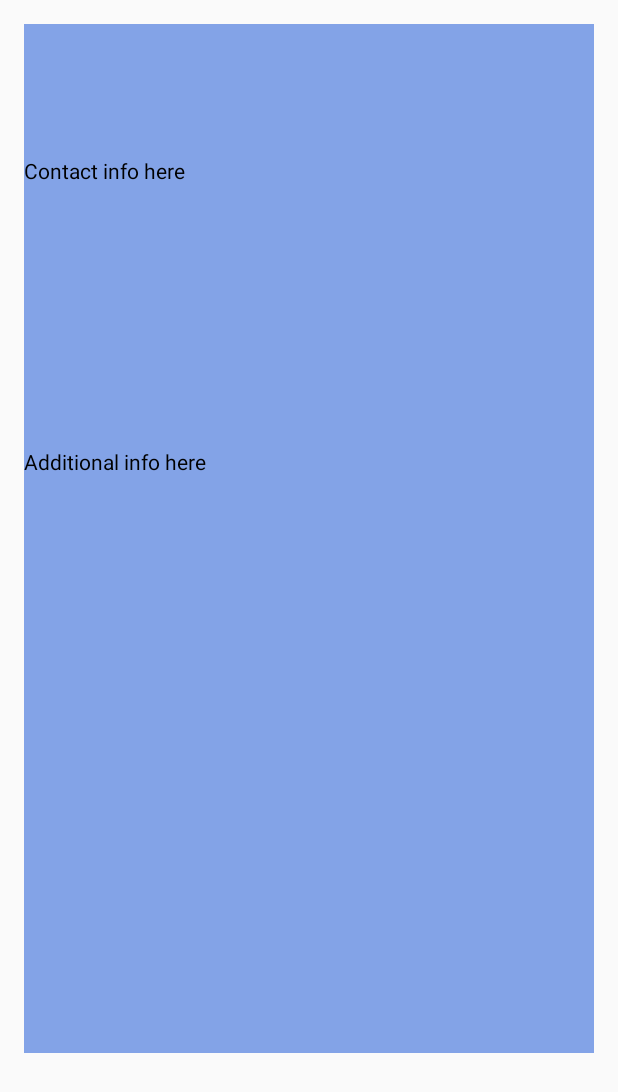
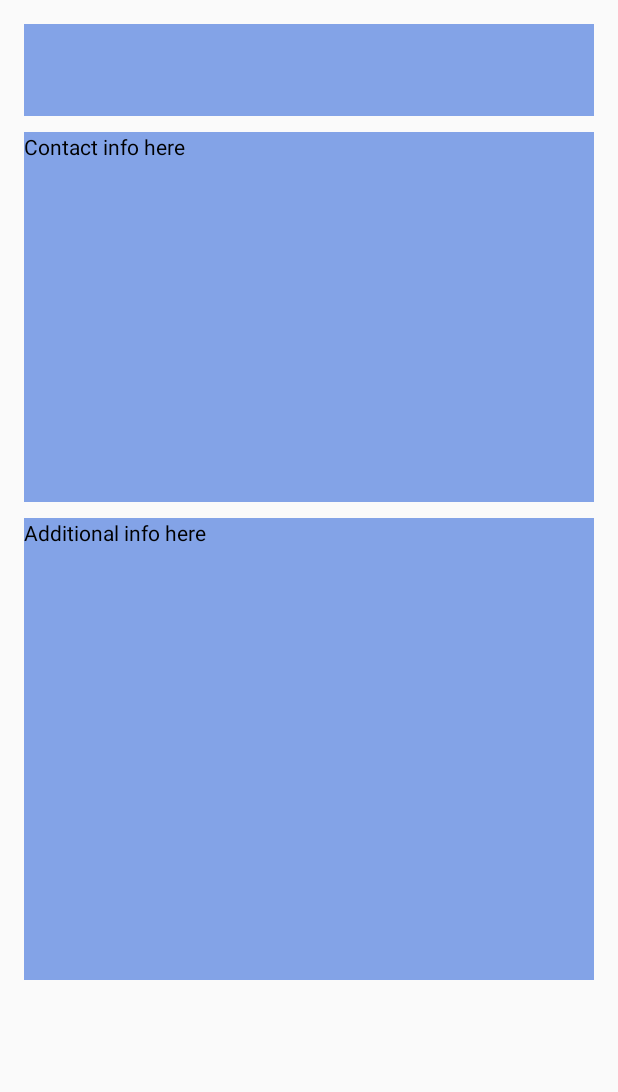
Before and after one commit to sakorkko/ping, an Android app: the PingInfo screen opened directly, with no data from a screen before it, on a phone screen of 412 x 824 dp. Shown: the top 1092 px of the screen. Run offline under Robolectric (Android 15) with nearby library versions, the light colour scheme and no system bars.

Commit message:
added an icon to map info window for more intuative use. fixed a problem in ping_info layout

```diff
--- a/PingMe/app/src/main/res/layout/activity_ping_info.xml
+++ b/PingMe/app/src/main/res/layout/activity_ping_info.xml
@@ -10,41 +10,48 @@
     android:paddingTop="@dimen/activity_vertical_margin"
     tools:context="com.example.pingme.PingInfo">
 
-    <TextView
-        android:text="TextView"
-        android:layout_width="fill_parent"
+    <LinearLayout
+        android:orientation="vertical"
+        android:layout_width="match_parent"
         android:layout_height="wrap_content"
-        android:id="@+id/textView"
-        android:layout_alignParentTop="true"
-        android:layout_marginBottom="460dp"
+        android:weightSum="2.5"
         android:layout_alignParentBottom="true"
-        android:background="#83a3e7"
-        android:textColor="#000000"/>
+        android:layout_alignParentTop="true">
 
-    <TextView
-        android:text="Contact info here"
-        android:layout_width="fill_parent"
-        android:layout_height="wrap_content"
-        android:id="@+id/textView2"
-        android:layout_alignParentTop="true"
-        android:layout_alignParentStart="true"
-        android:layout_marginTop="88dp"
-        android:layout_marginBottom="274dp"
-        android:background="#83a3e7"
-        android:textColor="#000000"
-        android:layout_alignParentBottom="true" />
+        <TextView
+            android:text="TextView"
+            android:layout_width="match_parent"
+            android:layout_height="0dp"
+            android:layout_weight="0.2"
+            android:layout_marginBottom="5dp"
+            android:scrollHorizontally="false"
+            android:id="@+id/textView"
+            android:background="#83a3e7"
+            android:textColor="#000000" />
 
-    <TextView
-        android:text="Additional info here"
-        android:layout_width="fill_parent"
-        android:layout_height="wrap_content"
-        android:layout_alignParentStart="true"
-        android:layout_marginTop="194dp"
-        android:id="@+id/textView3"
-        android:layout_alignParentBottom="true"
-        android:layout_marginBottom="106dp"
-        android:background="#83a3e7"
-        android:textColor="#000000"
-        android:layout_alignTop="@+id/textView2" />
+        <TextView
+            android:text="Contact info here"
+            android:layout_width="match_parent"
+            android:layout_height="0dp"
+            android:layout_weight="0.8"
+            android:layout_marginTop="5dp"
+            android:layout_marginBottom="5dp"
+            android:scrollHorizontally="false"
+            android:id="@+id/textView2"
+            android:background="#83a3e7"
+            android:textColor="#000000"/>
+
+        <TextView
+            android:text="Additional info here"
+            android:layout_width="match_parent"
+            android:layout_height="0dp"
+            android:layout_weight="1"
+            android:layout_marginTop="5dp"
+            android:scrollHorizontally="false"
+            android:id="@+id/textView3"
+            android:background="#83a3e7"
+            android:textColor="#000000" />
+
+    </LinearLayout>
 
 </RelativeLayout>
```
Also changed, not shown: PingMe/app/src/main/java/com/example/pingme/StartPage.java (+22 -0 lines), PingMe/app/src/main/res/layout/info_screen.xml (added, +27 -0 lines), PingMe/app/src/main/info_icon-web.png (added), PingMe/app/src/main/res/drawable-hdpi/info_wind_icon.png (added), PingMe/app/src/main/res/drawable-mdpi/info_wind_icon.png (added), PingMe/app/src/main/res/drawable-xhdpi/info_wind_icon.png (added), PingMe/app/src/main/res/drawable-xxhdpi/info_wind_icon.png (added), PingMe/app/src/main/res/mipmap-hdpi/info_icon.png (added), PingMe/app/src/main/res/mipmap-mdpi/info_icon.png (added), PingMe/app/src/main/res/mipmap-xhdpi/info_icon.png (added), PingMe/app/src/main/res/mipmap-xxhdpi/info_icon.png (added), PingMe/app/src/main/res/mipmap-xxxhdpi/info_icon.png (added).
